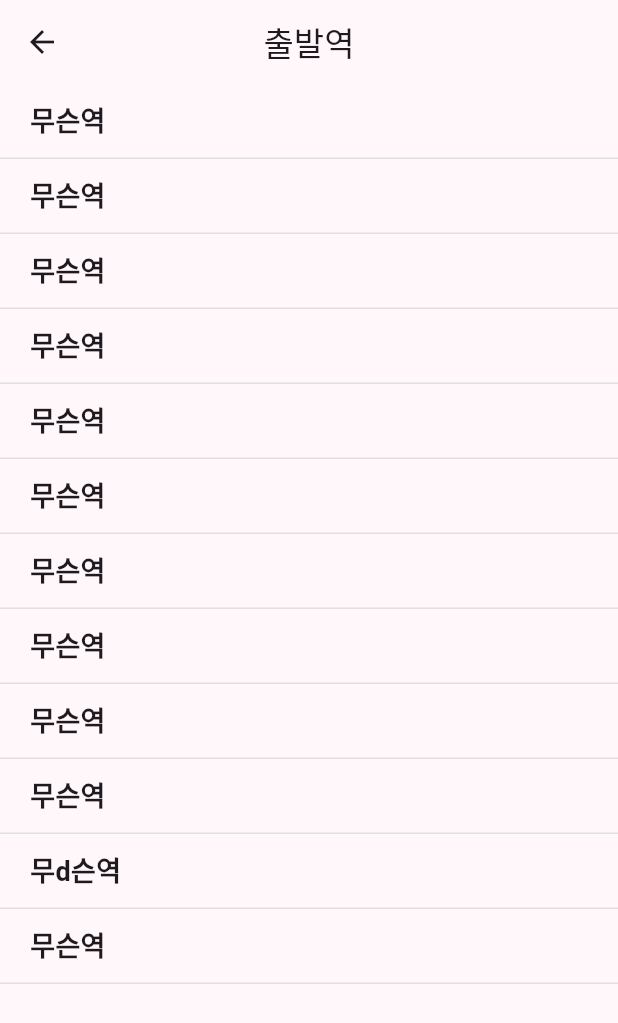
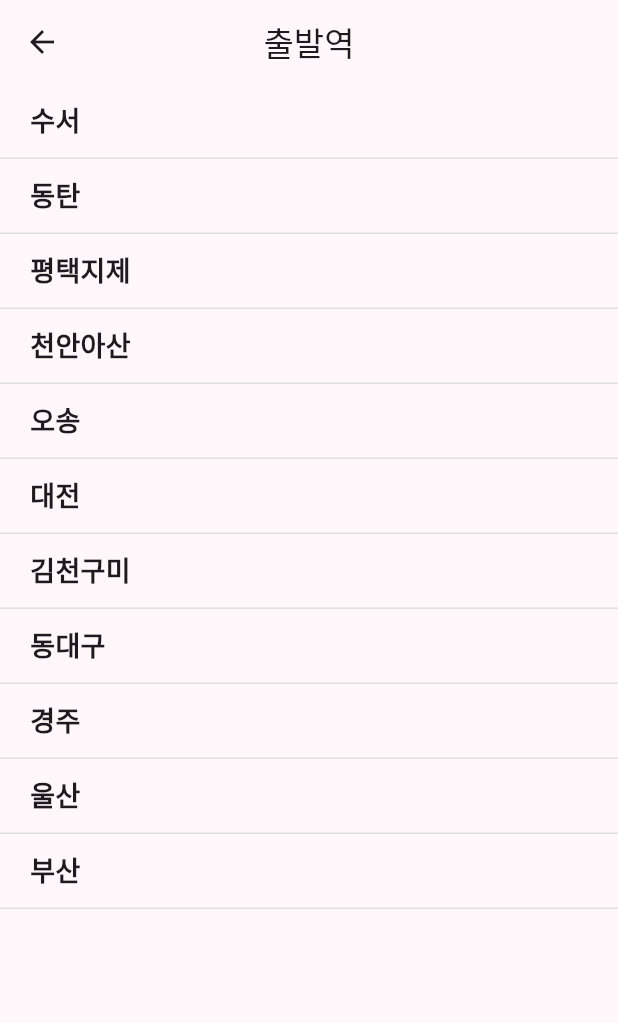
Before and after one commit to LeeHJuu/flutter_train_app, a Flutter app: the screen it shows after launch, after a tap on "출발역", on a phone screen of 412 x 824 dp. Shown: the top 1023 px of the screen. Run offline on Flutter 3.47's test engine with Material 3 defaults, Android fonts, the phone set to English and light mode, and no system bars.

Commit message:
Update: HomePage, StationListPage 필수기능 구현
- 출발역/도착역 선택시 해당 역 이름 반환하며 뒤로가기.
- 역 이름 반환받아 HomePage에 적용.
- 출발역/도착역이 모두 선택된 경우에만 좌석 선택 페이지로 이동.

```diff
--- a/lib/pages/seat/seat_page.dart
+++ b/lib/pages/seat/seat_page.dart
@@ -168,7 +168,7 @@ class SeatPage extends StatelessWidget {
       children: [
         Expanded(
           child: Text(
-            "startStation",
+            startStation,
             textAlign: TextAlign.center,
             style: TextStyle(
               fontSize: 30,
@@ -183,7 +183,7 @@ class SeatPage extends StatelessWidget {
         ),
         Expanded(
           child: Text(
-            "endStation",
+            endStation,
             textAlign: TextAlign.center,
             style: TextStyle(
               fontSize: 30,
--- a/lib/pages/station_list/station_list_page.dart
+++ b/lib/pages/station_list/station_list_page.dart
@@ -1,4 +1,5 @@
 import 'package:flutter/material.dart';
+import 'package:flutter_train_app/pages/station_list/station_list.dart';
 
 class StationListPage extends StatelessWidget {
   String title;
@@ -13,24 +14,27 @@ class StationListPage extends StatelessWidget {
       ),
       body: Column(
         children: [
-          stationItem("무슨역"),
-          stationItem("무슨역"),
-          stationItem("무슨역"),
-          stationItem("무슨역"),
-          stationItem("무슨역"),
-          stationItem("무슨역"),
-          stationItem("무슨역"),
-          stationItem("무슨역"),
-          stationItem("무슨역"),
-          stationItem("무슨역"),
-          stationItem("무d슨역"),
-          stationItem("무슨역"),
+          // stationItem("무슨역"),
+          // stationItem("무슨역"),
+          // stationItem("무슨역"),
+          // stationItem("무슨역"),
+          // stationItem("무슨역"),
+          // stationItem("무슨역"),
+          // stationItem("무슨역"),
+          // stationItem("무슨역"),
+          // stationItem("무슨역"),
+          // stationItem("무슨역"),
+          // stationItem("무슨역"),
+          for (String station in stationList) stationItem("${station}", context),
         ],
       ),
     );
   }
 
-  Container stationItem(String station) {
+  Widget stationItem(
+    String station,
+    BuildContext context,
+  ) {
     return Container(
       alignment: Alignment.centerLeft,
       width: double.infinity,
@@ -39,9 +43,14 @@ class StationListPage extends StatelessWidget {
           border: Border(bottom: BorderSide(color: Colors.grey[300]!))),
       child: Padding(
         padding: const EdgeInsets.only(left: 20),
-        child: Text(
-          station,
-          style: TextStyle(fontSize: 18, fontWeight: FontWeight.bold),
+        child: GestureDetector(
+          onTap: () {
+            Navigator.pop(context, station);
+          },
+          child: Text(
+            station,
+            style: TextStyle(fontSize: 18, fontWeight: FontWeight.bold),
+          ),
         ),
       ),
     );
```
Also changed, not shown: lib/pages/home/home_page.dart (+10 -2 lines).
